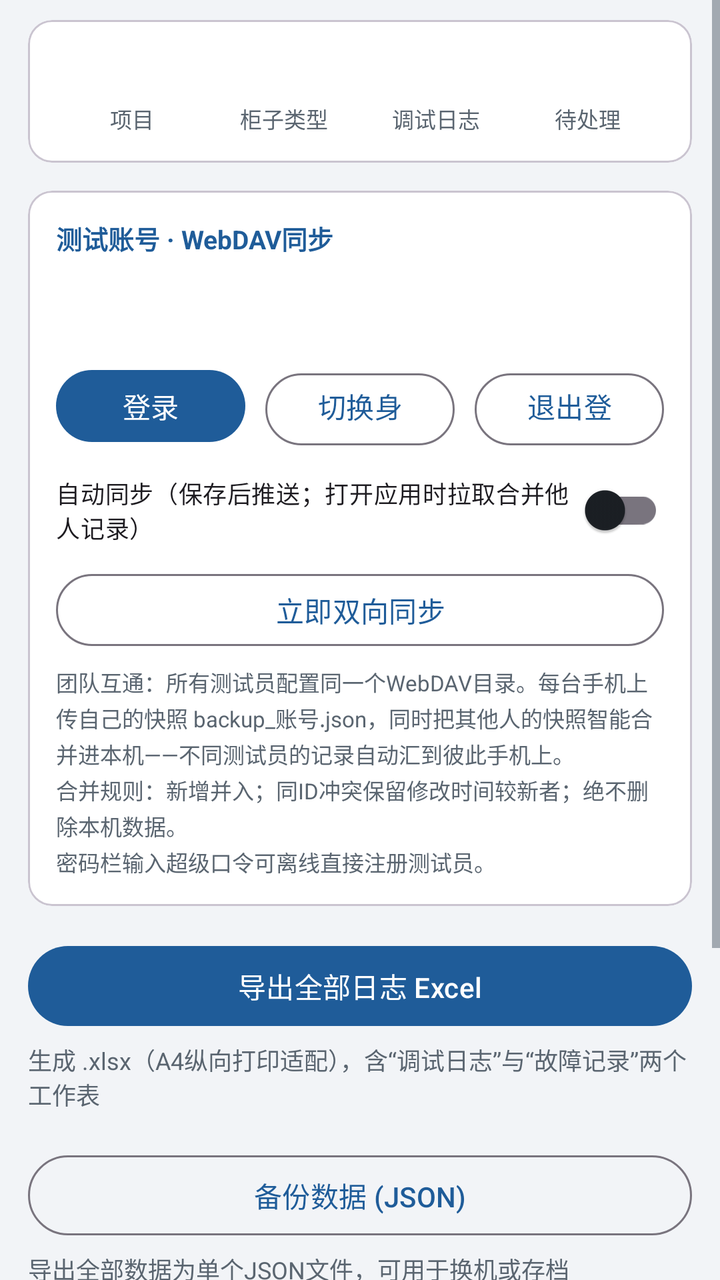
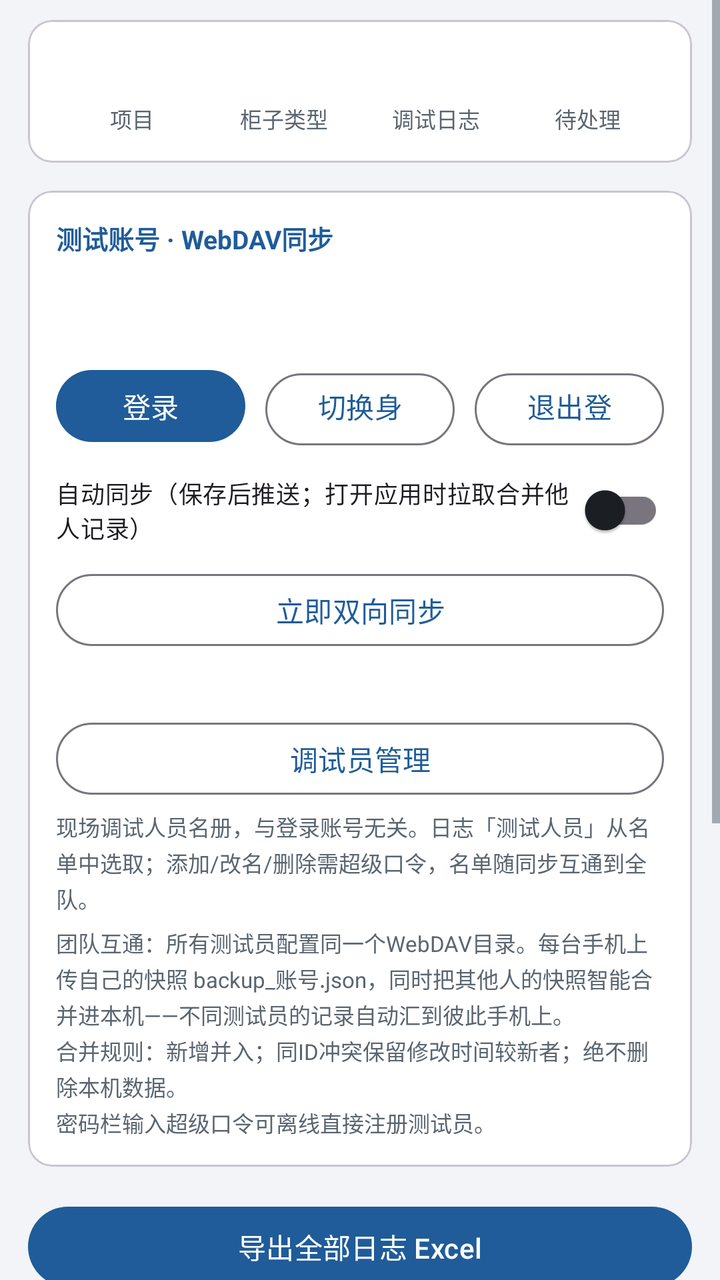

Two renders of the same Android screen: before a commit and after it. Below are the layout's source before the change and the commit's diff.
<!-- AndroidManifest.xml: application theme Theme.App -->
<!-- res/layout/fragment_tools.xml -->
<?xml version="1.0" encoding="utf-8"?>
<ScrollView xmlns:android="http://schemas.android.com/apk/res/android"
    android:layout_width="match_parent"
    android:layout_height="match_parent">

    <LinearLayout
        android:layout_width="match_parent"
        android:layout_height="wrap_content"
        android:orientation="vertical"
        android:paddingStart="14dp"
        android:paddingEnd="14dp"
        android:paddingBottom="24dp">

        <com.google.android.material.card.MaterialCardView
            android:layout_width="match_parent"
            android:layout_height="wrap_content"
            android:layout_marginTop="10dp">

            <LinearLayout
                android:layout_width="match_parent"
                android:layout_height="wrap_content"
                android:orientation="horizontal"
                android:padding="14dp">

                <LinearLayout
                    android:layout_width="0dp"
                    android:layout_height="wrap_content"
                    android:layout_weight="1"
                    android:gravity="center"
                    android:orientation="vertical">

                    <TextView
                        android:id="@+id/stat_projects"
                        android:layout_width="wrap_content"
                        android:layout_height="wrap_content"
                        android:textColor="?attr/colorPrimary"
                        android:textSize="20sp"
                        android:textStyle="bold" />

                    <TextView
                        android:layout_width="wrap_content"
                        android:layout_height="wrap_content"
                        android:text="@string/device_tab_projects"
                        android:textColor="@color/text_secondary"
                        android:textSize="11sp" />
                </LinearLayout>

                <LinearLayout
                    android:layout_width="0dp"
                    android:layout_height="wrap_content"
                    android:layout_weight="1"
                    android:gravity="center"
                    android:orientation="vertical">

                    <TextView
                        android:id="@+id/stat_types"
                        android:layout_width="wrap_content"
                        android:layout_height="wrap_content"
                        android:textColor="?attr/colorPrimary"
                        android:textSize="20sp"
                        android:textStyle="bold" />

                    <TextView
                        android:layout_width="wrap_content"
                        android:layout_height="wrap_content"
                        android:text="@string/device_tab_types"
                        android:textColor="@color/text_secondary"
                        android:textSize="11sp" />
                </LinearLayout>

                <LinearLayout
                    android:layout_width="0dp"
                    android:layout_height="wrap_content"
                    android:layout_weight="1"
                    android:gravity="center"
                    android:orientation="vertical">

                    <TextView
                        android:id="@+id/stat_logs"
                        android:layout_width="wrap_content"
                        android:layout_height="wrap_content"
                        android:textColor="?attr/colorPrimary"
                        android:textSize="20sp"
                        android:textStyle="bold" />

                    <TextView
                        android:layout_width="wrap_content"
                        android:layout_height="wrap_content"
                        android:text="@string/tab_logs"
                        android:textColor="@color/text_secondary"
                        android:textSize="11sp" />
                </LinearLayout>

                <LinearLayout
                    android:layout_width="0dp"
                    android:layout_height="wrap_content"
                    android:layout_weight="1"
                    android:gravity="center"
                    android:orientation="vertical">

                    <TextView
                        android:id="@+id/stat_pending"
                        android:layout_width="wrap_content"
                        android:layout_height="wrap_content"
                        android:textColor="@color/danger"
                        android:textSize="20sp"
                        android:textStyle="bold" />

                    <TextView
                        android:layout_width="wrap_content"
                        android:layout_height="wrap_content"
                        android:text="@string/fault_status_pending"
                        android:textColor="@color/text_secondary"
                        android:textSize="11sp" />
                </LinearLayout>
            </LinearLayout>
        </com.google.android.material.card.MaterialCardView>

        <com.google.android.material.card.MaterialCardView
            android:layout_width="match_parent"
            android:layout_height="wrap_content"
            android:layout_marginTop="14dp">

            <LinearLayout
                android:layout_width="match_parent"
                android:layout_height="wrap_content"
                android:orientation="vertical"
                android:padding="14dp">

                <TextView
                    android:layout_width="wrap_content"
                    android:layout_height="wrap_content"
                    android:text="@string/sync_section_title"
                    android:textColor="?attr/colorPrimary"
                    android:textSize="13sp"
                    android:textStyle="bold" />

                <TextView
                    android:id="@+id/tv_current_user"
                    android:layout_width="match_parent"
                    android:layout_height="wrap_content"
                    android:layout_marginTop="8dp"
                    android:textSize="13sp" />

                <TextView
                    android:id="@+id/tv_webdav_status"
                    android:layout_width="match_parent"
                    android:layout_height="wrap_content"
                    android:layout_marginTop="2dp"
                    android:textColor="@color/text_secondary"
                    android:textSize="11sp" />

                <LinearLayout
                    android:layout_width="match_parent"
                    android:layout_height="wrap_content"
                    android:layout_marginTop="10dp"
                    android:orientation="horizontal">

                    <Button
                        android:id="@+id/btn_login"
                        android:layout_width="0dp"
                        android:layout_height="44dp"
                        android:layout_weight="1"
                        android:text="@string/sync_login" />

                    <Button
                        android:id="@+id/btn_switch_user"
                        style="?attr/materialButtonOutlinedStyle"
                        android:layout_width="0dp"
                        android:layout_height="44dp"
                        android:layout_marginStart="10dp"
                        android:layout_weight="1"
                        android:text="@string/sync_switch" />

                    <Button
                        android:id="@+id/btn_logout"
                        style="?attr/materialButtonOutlinedStyle"
                        android:layout_width="0dp"
                        android:layout_height="44dp"
                        android:layout_marginStart="10dp"
                        android:layout_weight="1"
                        android:text="@string/sync_logout" />
                </LinearLayout>

                <androidx.appcompat.widget.SwitchCompat
                    android:id="@+id/sw_auto_upload"
                    android:layout_width="match_parent"
                    android:layout_height="wrap_content"
                    android:layout_marginTop="6dp"
                    android:text="@string/sync_auto_upload"
                    android:textSize="12sp" />

                <Button
                    android:id="@+id/btn_sync_now"
                    style="?attr/materialButtonOutlinedStyle"
                    android:layout_width="match_parent"
                    android:layout_height="44dp"
                    android:layout_marginTop="4dp"
                    android:text="@string/sync_now" />

                <TextView
                    android:layout_width="match_parent"
                    android:layout_height="wrap_content"
                    android:layout_marginTop="6dp"
                    android:lineSpacingExtra="2dp"
                    android:text="@string/sync_desc"
                    android:textColor="@color/text_secondary"
                    android:textSize="11sp" />
            </LinearLayout>
        </com.google.android.material.card.MaterialCardView>

        <Button
            android:id="@+id/btn_export"
            android:layout_width="match_parent"
            android:layout_height="48dp"
            android:layout_marginTop="16dp"
            android:text="@string/tools_export" />

        <TextView
            android:layout_width="match_parent"
            android:layout_height="wrap_content"
            android:layout_marginTop="4dp"
            android:text="@string/tools_export_desc"
            android:textColor="@color/text_secondary"
            android:textSize="12sp" />

        <Button
            android:id="@+id/btn_backup"
            style="?attr/materialButtonOutlinedStyle"
            android:layout_width="match_parent"
            android:layout_height="48dp"
            android:layout_marginTop="18dp"
            android:text="@string/tools_backup" />

        <TextView
            android:layout_width="match_parent"
            android:layout_height="wrap_content"
            android:layout_marginTop="4dp"
            android:text="@string/tools_backup_desc"
            android:textColor="@color/text_secondary"
            android:textSize="12sp" />

        <Button
            android:id="@+id/btn_restore"
            style="?attr/materialButtonOutlinedStyle"
            android:layout_width="match_parent"
            android:layout_height="48dp"
            android:layout_marginTop="18dp"
            android:text="@string/tools_restore" />

        <TextView
            android:layout_width="match_parent"
            android:layout_height="wrap_content"
            android:layout_marginTop="4dp"
            android:text="@string/tools_restore_desc"
            android:textColor="@color/danger"
            android:textSize="12sp" />

        <TextView
            android:layout_width="match_parent"
            android:layout_height="wrap_content"
            android:layout_marginTop="28dp"
            android:gravity="center"
            android:lineSpacingExtra="4dp"
            android:text="@string/about_offline"
            android:textColor="@color/text_secondary"
            android:textSize="12sp" />
    </LinearLayout>
</ScrollView>
<!-- resources referenced by this layout -->
<resources>
  <color name="danger">#B3261E</color>
  <color name="text_secondary">#5A6570</color>
  <string name="about_offline">数据仅存储于本机SQLite；仅在你主动使用WebDAV同步时才访问自己配置的服务器，不集成任何第三方SDK。\n备份文件为标准JSON（schemaVersion 2），可供后期电脑端/网页端直接读取。</string>
  <string name="device_tab_projects">项目</string>
  <string name="device_tab_types">柜子类型</string>
  <string name="fault_status_pending">待处理</string>
  <string name="sync_auto_upload">自动同步（保存后推送；打开应用时拉取合并他人记录）</string>
  <string name="sync_desc">团队互通：所有测试员配置同一个WebDAV目录。每台手机上传自己的快照 backup_账号.json，同时把其他人的快照智能合并进本机——不同测试员的记录自动汇到彼此手机上。\n合并规则：新增并入；同ID冲突保留修改时间较新者；绝不删除本机数据。\n密码栏输入超级口令可离线直接注册测试员。</string>
  <string name="sync_login">登录</string>
  <string name="sync_logout">退出登录</string>
  <string name="sync_now">立即双向同步</string>
  <string name="sync_section_title">测试账号 · WebDAV同步</string>
  <string name="sync_switch">切换身份</string>
  <string name="tab_logs">调试日志</string>
  <string name="tools_backup">备份数据 (JSON)</string>
  <string name="tools_backup_desc">导出全部数据为单个JSON文件，可用于换机或存档</string>
  <string name="tools_export">导出全部日志 Excel</string>
  <string name="tools_export_desc">生成 .xlsx（A4纵向打印适配），含“调试日志”与“故障记录”两个工作表</string>
  <string name="tools_restore">恢复数据 (JSON)</string>
  <string name="tools_restore_desc">从备份JSON恢复，⚠ 将覆盖当前全部数据</string>
  <style name="Theme.App" parent="Theme.Material3.Light.NoActionBar">
          <item name="colorPrimary">@color/primary</item>
          <item name="colorOnPrimary">@color/on_primary</item>
          <item name="colorPrimaryContainer">@color/primary_container</item>
          <item name="colorOnPrimaryContainer">@color/on_primary_container</item>
          <item name="colorSecondary">@color/secondary</item>
          <item name="android:colorBackground">@color/bg</item>
          <item name="colorSurface">@color/surface</item>
          <item name="colorOnSurface">@color/on_surface</item>
          <item name="colorError">@color/danger</item>
          <item name="android:statusBarColor">@color/primary_dark</item>
          <item name="android:textColorSecondary">@color/text_secondary</item>
          <item name="android:divider">@color/divider</item>
      </style>
  <color name="primary">#1F5C99</color>
  <color name="on_primary">#FFFFFF</color>
  <color name="primary_container">#D9E6F5</color>
  <color name="on_primary_container">#0B3055</color>
  <color name="secondary">#45607F</color>
  <color name="bg">#F2F4F7</color>
  <color name="surface">#FFFFFF</color>
  <color name="on_surface">#1B1F24</color>
  <color name="primary_dark">#17456F</color>
  <color name="divider">#E1E5EA</color>
</resources>

<!-- the commit's change to res/layout/fragment_tools.xml (unified diff, before → after) -->
@@ -199,6 +199,31 @@
                     android:text="@string/sync_now" />
 
                 <TextView
+                    android:id="@+id/tv_debuggers"
+                    android:layout_width="match_parent"
+                    android:layout_height="wrap_content"
+                    android:layout_marginTop="10dp"
+                    android:textSize="12sp" />
+
+                <Button
+                    android:id="@+id/btn_manage_debuggers"
+                    style="?attr/materialButtonOutlinedStyle"
+                    android:layout_width="match_parent"
+                    android:layout_height="44dp"
+                    android:layout_marginTop="4dp"
+                    android:text="@string/debugger_manage" />
+
+                <TextView
+                    android:id="@+id/tv_debugger_desc"
+                    android:layout_width="match_parent"
+                    android:layout_height="wrap_content"
+                    android:layout_marginTop="4dp"
+                    android:lineSpacingExtra="2dp"
+                    android:text="@string/debugger_desc"
+                    android:textColor="@color/text_secondary"
+                    android:textSize="11sp" />
+
+                <TextView
                     android:layout_width="match_parent"
                     android:layout_height="wrap_content"
                     android:layout_marginTop="6dp"
<!-- resource entries referenced after the edit -->
@@ -3,6 +3,8 @@
   <color name="danger">#B3261E</color>
   <color name="text_secondary">#5A6570</color>
   <string name="about_offline">数据仅存储于本机SQLite；仅在你主动使用WebDAV同步时才访问自己配置的服务器，不集成任何第三方SDK。\n备份文件为标准JSON（schemaVersion 2），可供后期电脑端/网页端直接读取。</string>
+  <string name="debugger_desc">现场调试人员名册，与登录账号无关。日志「测试人员」从名单中选取；添加/改名/删除需超级口令，名单随同步互通到全队。</string>
+  <string name="debugger_manage">调试员管理</string>
   <string name="device_tab_projects">项目</string>
   <string name="device_tab_types">柜子类型</string>
   <string name="fault_status_pending">待处理</string>
